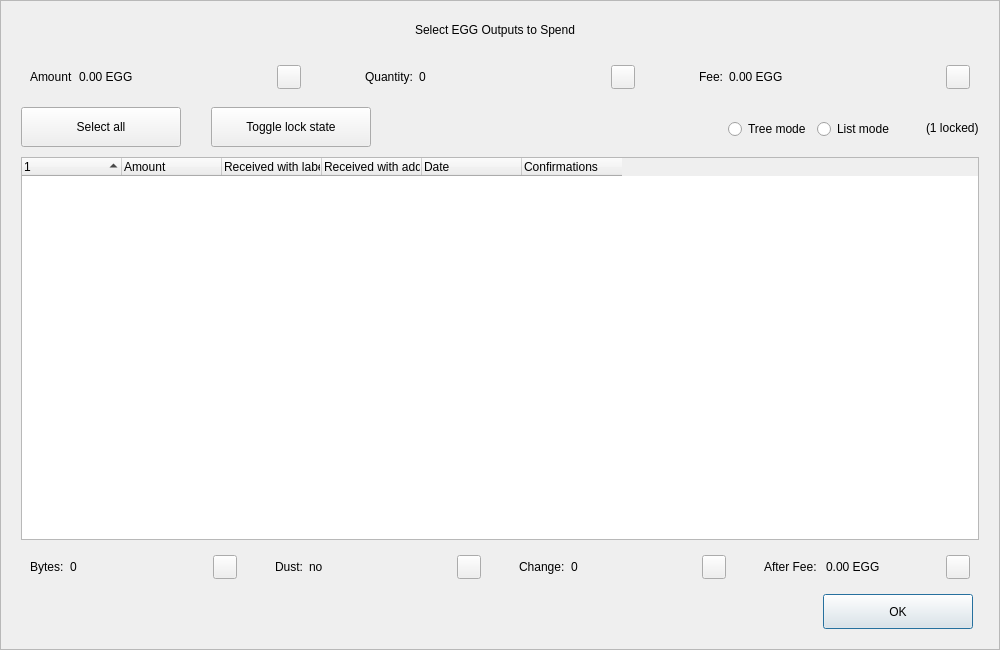
Qt form src/qt/forms/coincontroldialog.ui (KingricharVD/NestEGG) before a commit.
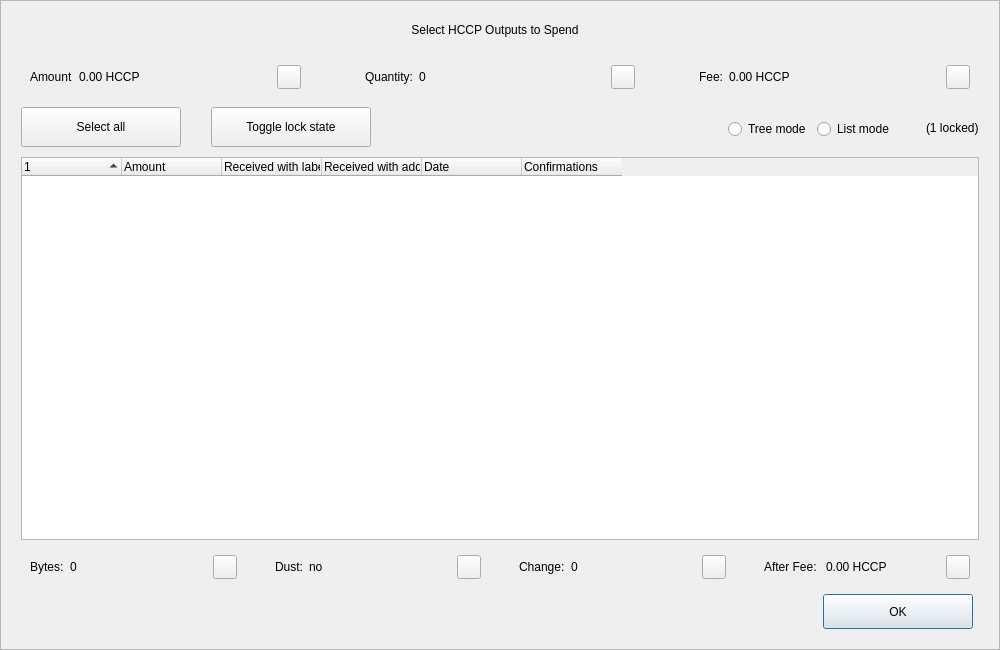
The same form after that commit. Custom widgets are drawn as their Qt base class.

The edit to the form file:
```diff
--- a/src/qt/forms/coincontroldialog.ui
+++ b/src/qt/forms/coincontroldialog.ui
@@ -98,7 +98,7 @@
            </size>
           </property>
           <property name="text">
-           <string>Select EGG Outputs to Spend</string>
+           <string>Select HCCP Outputs to Spend</string>
           </property>
           <property name="alignment">
            <set>Qt::AlignCenter</set>
@@ -144,7 +144,7 @@
            <item>
             <widget class="QLabel" name="labelCoinControlAmount">
              <property name="text">
-              <string>0.00 EGG</string>
+              <string>0.00 HCCP</string>
              </property>
             </widget>
            </item>
@@ -268,7 +268,7 @@
            <item>
             <widget class="QLabel" name="labelCoinControlFee">
              <property name="text">
-              <string>0.00 EGG</string>
+              <string>0.00 HCCP</string>
              </property>
             </widget>
            </item>
@@ -729,7 +729,7 @@
            <item>
             <widget class="QLabel" name="labelCoinControlAfterFee">
              <property name="text">
-              <string>0.00 EGG</string>
+              <string>0.00 HCCP</string>
              </property>
             </widget>
            </item>
```
